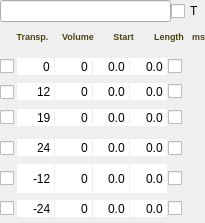
First picture: the form in Qt/qt4_patch_widget.ui, repository kmatheussen/radium, before the edit.
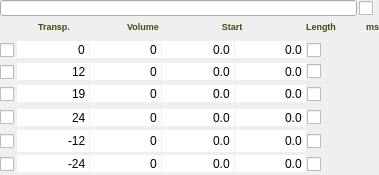
Second picture: the form after the edit.

Commit message: qt widget tweaks

What changed in the file:
```diff
--- a/Qt/qt4_patch_widget.ui
+++ b/Qt/qt4_patch_widget.ui
@@ -6,8 +6,8 @@
    <rect>
     <x>0</x>
     <y>0</y>
-    <width>205</width>
-    <height>223</height>
+    <width>379</width>
+    <height>175</height>
    </rect>
   </property>
   <property name="sizePolicy">
@@ -27,11 +27,30 @@
     <number>0</number>
    </property>
    <item>
+    <widget class="QWidget" name="" native="true">
+     <property name="sizePolicy">
+      <sizepolicy hsizetype="Preferred" vsizetype="Maximum">
+       <horstretch>0</horstretch>
+       <verstretch>0</verstretch>
+      </sizepolicy>
+     </property>
+     <property name="maximumSize">
+      <size>
+       <width>16777215</width>
+       <height>16</height>
+      </size>
+     </property>
     <layout class="QHBoxLayout" name="horizontalLayout">
+      <property name="spacing">
+       <number>2</number>
+      </property>
+      <property name="margin">
+       <number>0</number>
+      </property>
      <item>
       <widget class="QLineEdit" name="name_widget">
        <property name="sizePolicy">
-        <sizepolicy hsizetype="Expanding" vsizetype="Fixed">
+         <sizepolicy hsizetype="Expanding" vsizetype="Maximum">
          <horstretch>0</horstretch>
          <verstretch>0</verstretch>
         </sizepolicy>
@@ -46,6 +65,12 @@
      </item>
      <item>
       <widget class="QCheckBox" name="through_onoff">
+        <property name="maximumSize">
+         <size>
+          <width>20</width>
+          <height>16777215</height>
+         </size>
+        </property>
        <property name="toolTip">
         <string>&lt;html&gt;&lt;head/&gt;&lt;body&gt;&lt;p&gt;Send events through. Incoming events such as note on and note off are forwarded to the event-connected instruments (i.e. connected through the green lines).&lt;/p&gt;&lt;p&gt;Normally, this setting is convenient, but for note manipulation effects such as PD arpeggiators or VST midi effects , it should be turned off.&lt;/p&gt;&lt;p&gt;Enabling this option has no impact on the performance if no instruments are event-connected.&lt;/p&gt;&lt;/body&gt;&lt;/html&gt;</string>
        </property>
@@ -55,6 +80,7 @@
       </widget>
      </item>
     </layout>
+    </widget>
    </item>
    <item>
     <widget class="QWidget" name="voices_widget" native="true">
```
Lines whose indentation alone changed are shown as unchanged. The commit also changes 7 other files.
